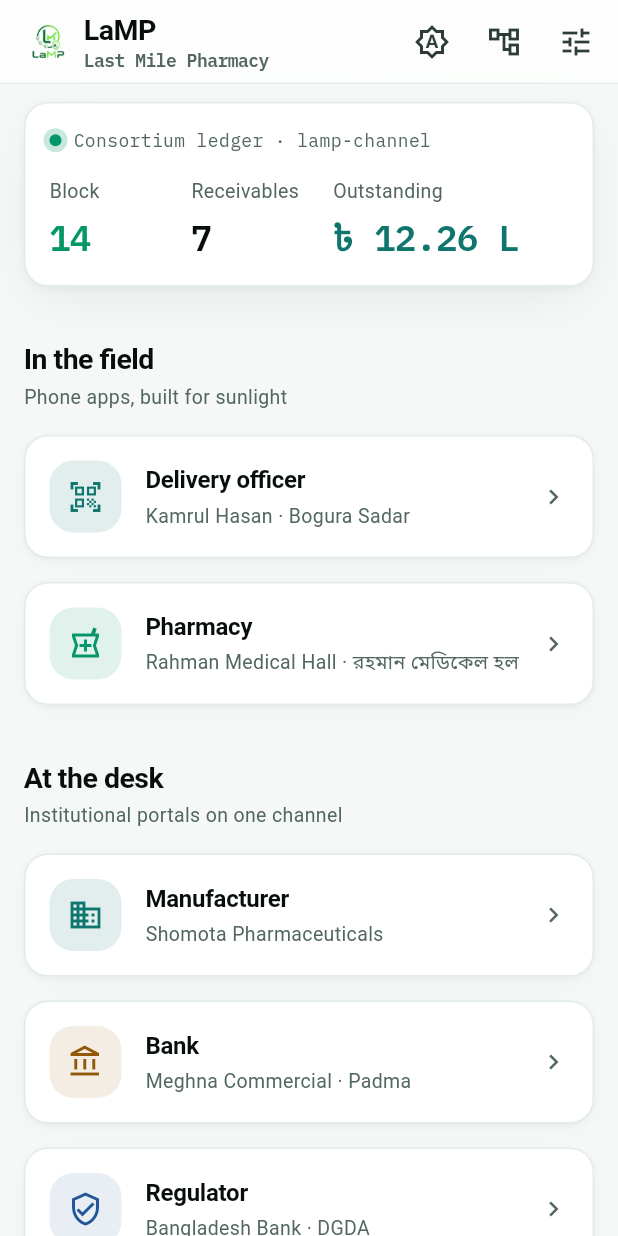
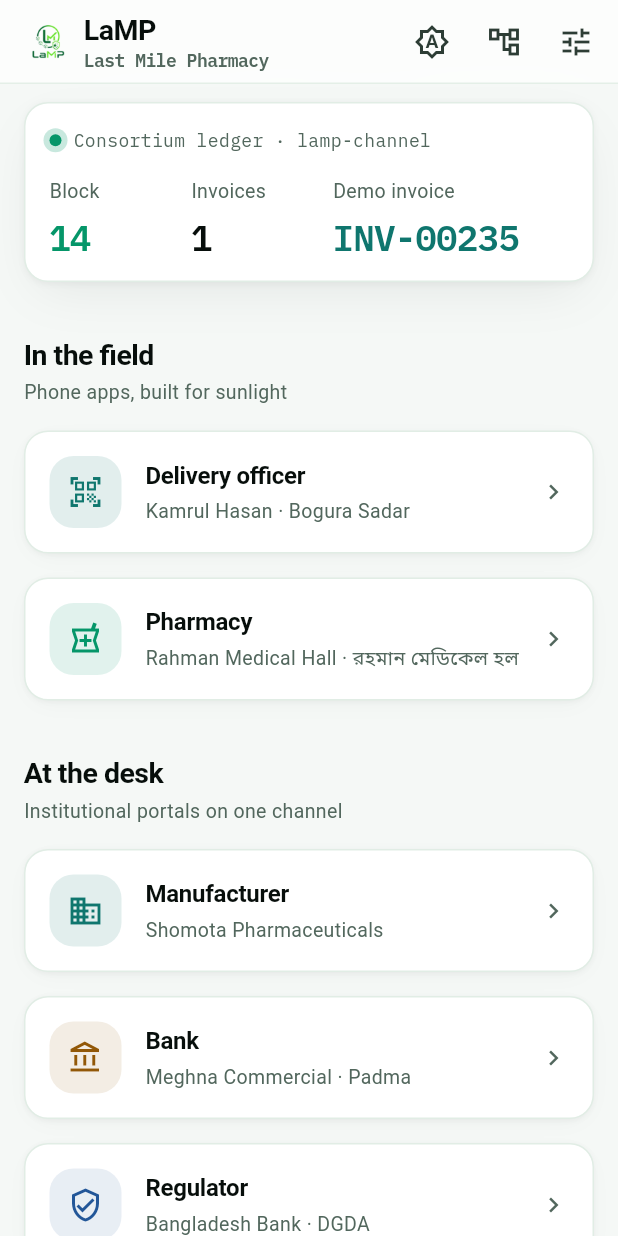
Before and after one commit to ishmam259/lamp-flutter, a Flutter app: the screen it shows after launch, on a phone screen of 412 x 824 dp. Run offline on Flutter 3.47's test engine with Material 3 defaults, Android fonts, the phone set to English and light mode, and no system bars; our stand-ins replace qr_flutter, shared_preferences; missing offline and left inert: mobile_scanner.

Commit message:
Redesigned UI

```diff
--- a/lib/features/launcher/launcher_screen.dart
+++ b/lib/features/launcher/launcher_screen.dart
@@ -3,8 +3,6 @@ import 'package:provider/provider.dart';
 
 import '../../core/constants/palette.dart';
 import '../../core/constants/typography.dart';
-import '../../core/constants/formatters.dart';
-import '../../core/world/queries.dart';
 import '../../core/design/luma_auto_grid.dart';
 import '../../core/design/luma_container.dart';
 import '../../core/design/luma_frost.dart';
@@ -197,19 +195,10 @@ class _LedgerStrip extends StatelessWidget {
                 value: '${state.blockHeight}',
                 valueColor: c.verified,
               ),
-              // Was the literal '1'. Minting a second invoice left the
-              // launcher still claiming there was one.
+              const LampStat(label: 'Invoices', value: '1'),
               LampStat(
-                label: 'Receivables',
-                value: '${state.tokenViews.length}',
-              ),
-              LampStat(
-                label: 'Outstanding',
-                value: LaMPFormatters.formatBDTCompact(
-                  state.tokenViews
-                      .where((v) => v.token.isOpen)
-                      .fold<double>(0.0, (sum, v) => sum + v.token.declaredValue),
-                ),
+                label: 'Demo invoice',
+                value: state.demoInvoiceId,
                 valueColor: c.brand,
               ),
             ],
```
Also changed, not shown: lib/core/constants/palette.dart (+5 -5 lines), lib/features/mpo/mpo_screen.dart (+10 -30 lines), pubspec.lock.
